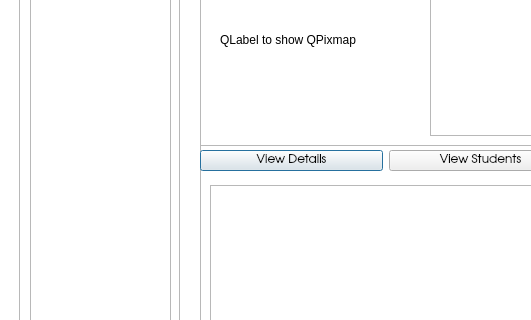
Old version of the form manageprojectsview.ui in the repository abhinavthukral28/stuPID; both pictures show x 0 to 531 and y 145 to 465 of the 800 by 555 pixel window.
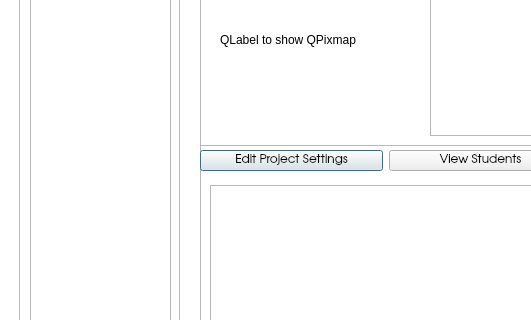
New version of the form.

Commit message: Changed Manage Projects view

Patch:
```diff
--- a/manageprojectsview.ui
+++ b/manageprojectsview.ui
@@ -232,7 +232,7 @@
           </font>
          </property>
          <property name="text">
-          <string>View Details</string>
+          <string>Edit Project Settings</string>
          </property>
         </widget>
        </item>
```
The commit also changes 1 other file.
